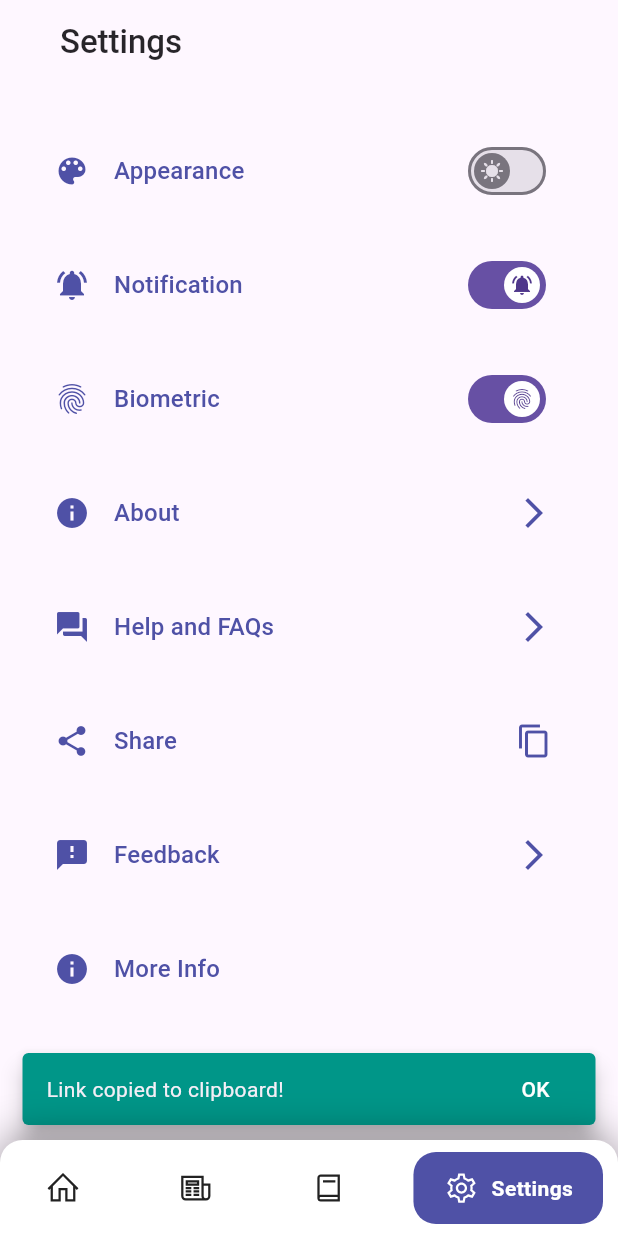
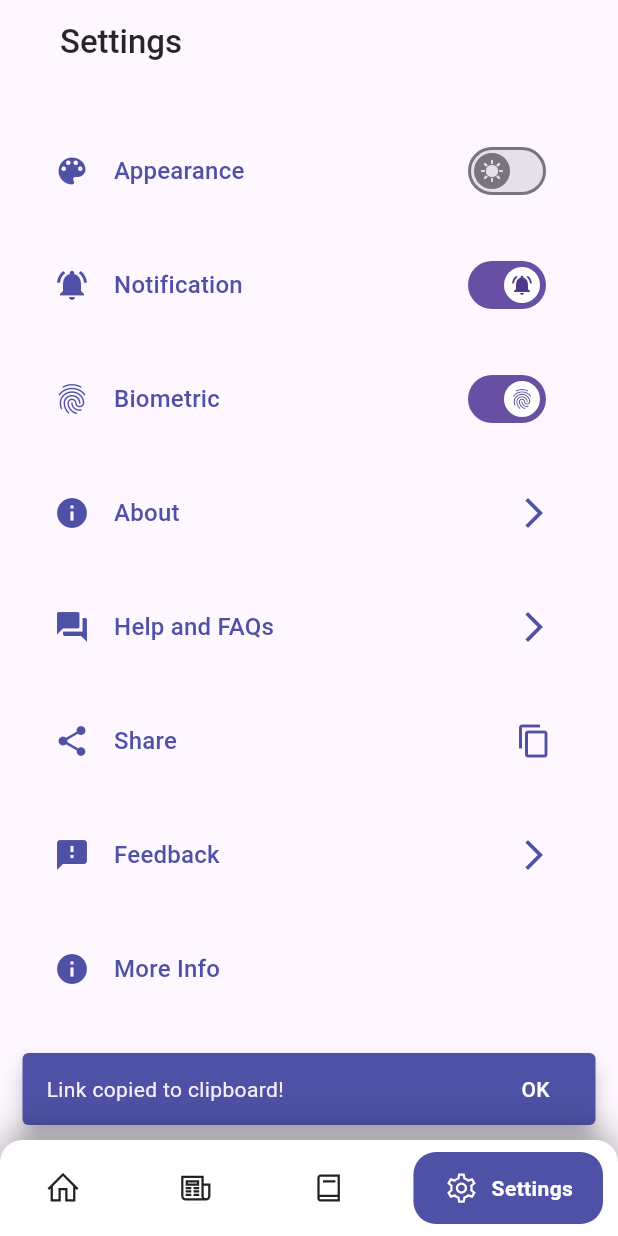
Before and after one commit to The-ARJ/CopOfficial_App, a Flutter app: the screen it shows after launch, item 4 of the bottom bar chosen, after a tap on "Share", on a phone screen of 412 x 824 dp. Run offline on Flutter 3.47's test engine with Material 2 defaults, Android fonts, the phone set to English and light mode, and no system bars; drawn by our look-alikes of google_nav_bar; our stand-ins replace line_icons, shared_preferences; missing offline and left inert: material_dialogs.

Commit message:
minor chnages

```diff
--- a/lib/screen/setting_screen.dart
+++ b/lib/screen/setting_screen.dart
@@ -1,5 +1,5 @@
 import 'package:copofficial_app/app/theme_service.dart';
-import 'package:copofficial_app/screen/snackbar.dart';
+import 'package:copofficial_app/widgets/snackbar.dart';
 import 'package:flutter/material.dart';
 import 'package:flutter/services.dart';
 
@@ -47,11 +47,11 @@ class _SettingsScreenState extends State<SettingsScreen> {
     },
   );
   _showalert() {
-    showSnackbar(context, 'Link copied to clipboard!', Colors.teal);
-  }
-
-  _theme() {
-    showSnackbar(context, 'Dark theme applied', Colors.teal);
+    showSnackbar(
+      context,
+      'Link copied to clipboard!',
+      const Color(0xFF4F51A6),
+    );
   }
 
   @override
--- a/lib/screen/splash_screen.dart
+++ b/lib/screen/splash_screen.dart
@@ -41,23 +41,19 @@ class _SplashScreenState extends State<SplashScreen> {
                 style: TextStyle(
                   fontSize: 24.0,
                   fontWeight: FontWeight.bold,
-                  color: Colors.white,
                 ),
               ),
               SizedBox(height: 8.0),
               Text(
                 "A Police Management and Crime Prevention App",
                 style: TextStyle(
-                  color: Colors.white,
                   fontSize: 16.0,
                 ),
               ),
               SizedBox(height: 16.0),
               SizedBox(
                 width: 350,
-                child: LinearProgressIndicator(
-                  valueColor: AlwaysStoppedAnimation<Color>(Colors.white),
-                ),
+                child: LinearProgressIndicator(),
               ),
             ],
           ),
```
Also changed, not shown: lib/widgets/snackbar.dart (renamed from lib/screen/snackbar.dart).
